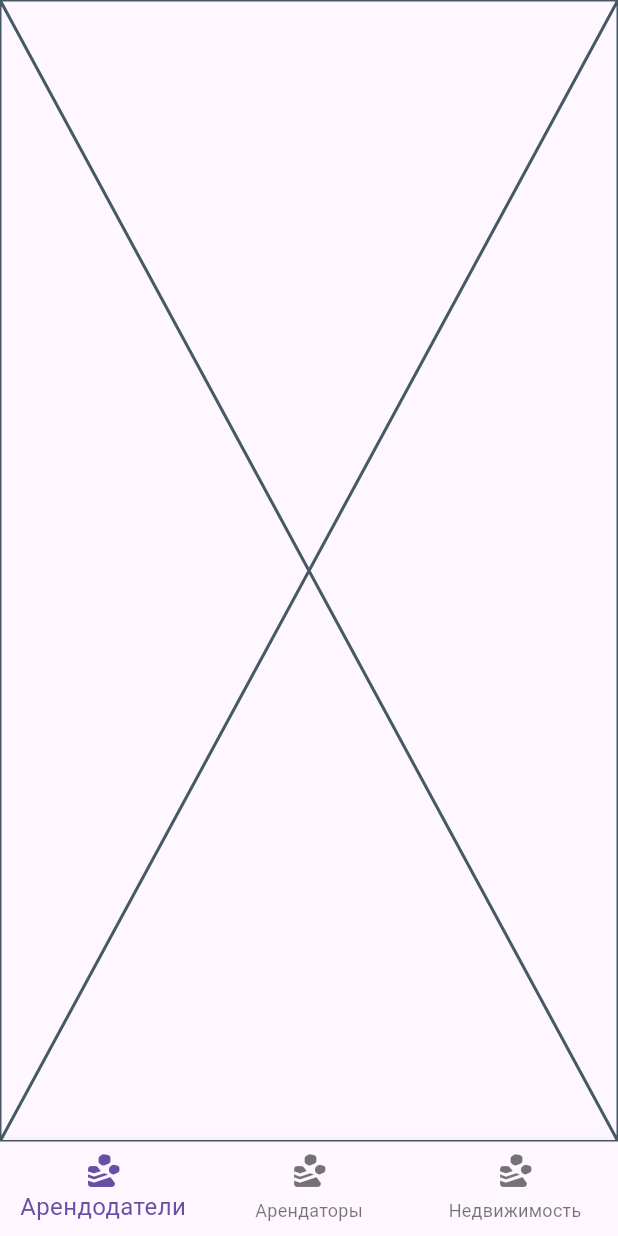
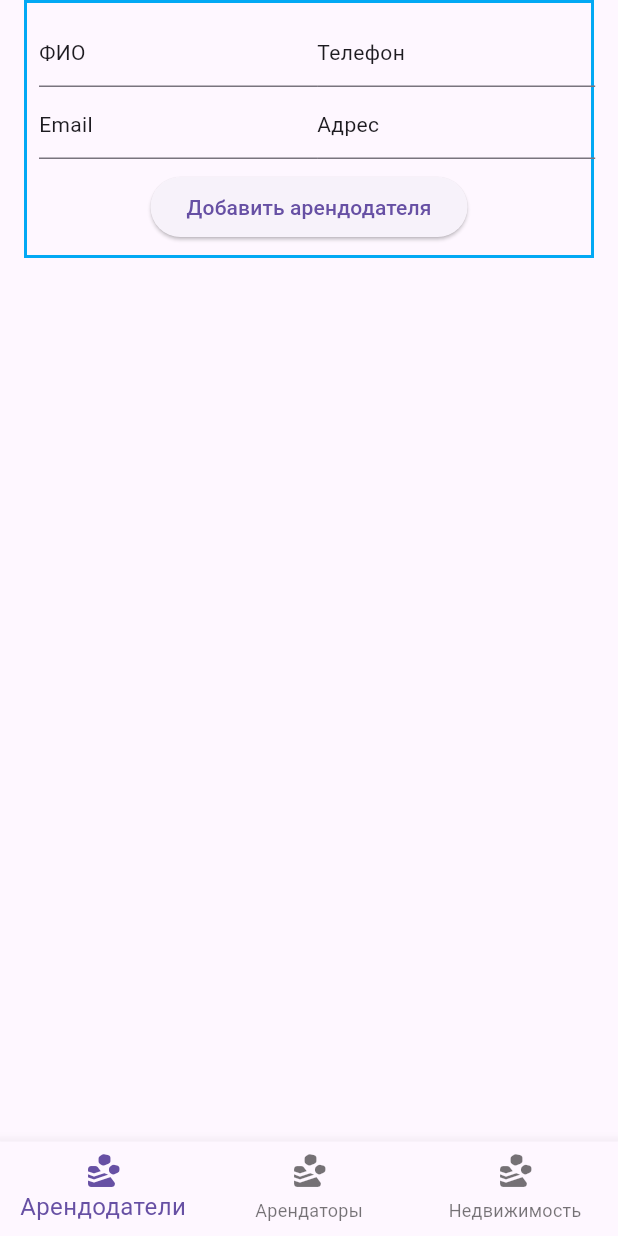
Before and after one commit to Jacoai/real_estate_agency, a Flutter app: the screen it shows after launch, on a phone screen of 412 x 824 dp. Run offline on Flutter 3.47's test engine with Material 3 defaults, Android fonts, the phone set to English and light mode, and no system bars; our stand-ins replace bloc, drift, flutter_bloc, go_router; accounts and stored records are empty; generated files the repository leaves out were written again; statements that could not run were skipped.

Commit message:
add adding and deleting landlords

```diff
--- /dev/null
+++ b/devtools_options.yaml
@@ -0,0 +1,3 @@
+description: This file stores settings for Dart & Flutter DevTools.
+documentation: https://docs.flutter.dev/tools/devtools/extensions#configure-extension-enablement-states
+extensions:
--- a/lib/feature/landlords/presentation/bloc/landlord_page_bloc.dart
+++ b/lib/feature/landlords/presentation/bloc/landlord_page_bloc.dart
@@ -1,15 +1,20 @@
 import 'dart:async';
 
 import 'package:bloc/bloc.dart';
+import 'package:real_estate_agency/core/database/database.dart';
 import 'package:real_estate_agency/feature/landlords/models/landlord.dart';
 import 'package:real_estate_agency/main.dart';
+import 'package:uuid/uuid.dart';
 
 part 'landlord_page_event.dart';
 part 'landlord_page_state.dart';
 
 class LandlordPageBloc extends Bloc<LandlordPageEvent, LandlordPageState> {
+  Uuid uuid = Uuid();
   LandlordPageBloc() : super(LandlordPageState()) {
     on<LandlordPageOpenedEvent>(_landlordPageOpenedEvent);
+    on<AddLandlordEvent>(_addLandlordEvent);
+    on<DeleteLandlordEvent>(_deleteLandlordEvent);
   }
 
   FutureOr<void> _landlordPageOpenedEvent(
@@ -31,4 +36,29 @@ class LandlordPageBloc extends Bloc<LandlordPageEvent, LandlordPageState> {
       onData: (data) => emit(state.copyWith(landlords: data)),
     );
   }
+
+  FutureOr<void> _addLandlordEvent(
+    AddLandlordEvent event,
+    Emitter<LandlordPageState> emit,
+  ) async {
+    await database
+        .into(database.landlordTable)
+        .insert(
+          LandlordTableCompanion.insert(
+            id: uuid.v1(),
+            name: event.name,
+            phone: event.phone,
+            email: event.email,
+          ),
+        );
+  }
+
+  FutureOr<void> _deleteLandlordEvent(
+    DeleteLandlordEvent event,
+    Emitter<LandlordPageState> emit,
+  ) async {
+    await (database.delete(
+      database.landlordTable,
+    )..where((tbl) => tbl.id.equals(event.id))).go();
+  }
 }
--- a/lib/feature/landlords/presentation/bloc/landlord_page_event.dart
+++ b/lib/feature/landlords/presentation/bloc/landlord_page_event.dart
@@ -3,3 +3,21 @@ part of 'landlord_page_bloc.dart';
 sealed class LandlordPageEvent {}
 
 class LandlordPageOpenedEvent extends LandlordPageEvent {}
+
+class AddLandlordEvent extends LandlordPageEvent {
+  final String name;
+  final String phone;
+  final String email;
+  final String? adress;
+  AddLandlordEvent({
+    required this.name,
+    required this.email,
+    required this.phone,
+    this.adress,
+  });
+}
+
+class DeleteLandlordEvent extends LandlordPageEvent {
+  final String id;
+  DeleteLandlordEvent({required this.id});
+}
--- a/lib/feature/landlords/presentation/landlord_page_view.dart
+++ b/lib/feature/landlords/presentation/landlord_page_view.dart
@@ -1,10 +1,117 @@
 import 'package:flutter/material.dart';
+import 'package:flutter_bloc/flutter_bloc.dart';
+import 'package:real_estate_agency/feature/landlords/presentation/bloc/landlord_page_bloc.dart';
+import 'package:real_estate_agency/feature/landlords/presentation/widgets/organization_card.dart';
 
-class LandlordPageView extends StatelessWidget {
+class LandlordPageView extends StatefulWidget {
   const LandlordPageView({super.key});
 
   @override
+  State<LandlordPageView> createState() => _LandlordPageViewState();
+}
+
+class _LandlordPageViewState extends State<LandlordPageView> {
+  final _bloc = LandlordPageBloc();
+  final TextEditingController nameColtroller = TextEditingController();
+  final TextEditingController phoneColtroller = TextEditingController();
+  final TextEditingController emailColtroller = TextEditingController();
+  final TextEditingController adressColtroller = TextEditingController();
+
+  @override
   Widget build(BuildContext context) {
-    return const Placeholder();
+    double width = MediaQuery.of(context).size.width;
+    return Scaffold(
+      body: BlocProvider(
+        create: (context) => _bloc..add(LandlordPageOpenedEvent()),
+        child: Padding(
+          padding: EdgeInsetsGeometry.symmetric(horizontal: 16),
+          child: Column(
+            children: [
+              Container(
+                padding: EdgeInsets.all(8),
+                decoration: BoxDecoration(
+                  border: Border.all(color: Colors.lightBlue, width: 2),
+                ),
+                child: Column(
+                  children: [
+                    Row(
+                      mainAxisAlignment: MainAxisAlignment.spaceBetween,
+                      children: [
+                        SizedBox(
+                          width: width * 0.45,
+                          child: TextField(
+                            controller: nameColtroller,
+                            decoration: InputDecoration(hint: Text("ФИО")),
+                          ),
+                        ),
+                        SizedBox(
+                          width: width * 0.45,
+                          child: TextField(
+                            controller: phoneColtroller,
+                            decoration: InputDecoration(hint: Text("Телефон")),
+                          ),
+                        ),
+                      ],
+                    ),
+                    Row(
+                      mainAxisAlignment: MainAxisAlignment.spaceBetween,
+                      children: [
+                        SizedBox(
+                          width: width * 0.45,
+                          child: TextField(
+                            controller: emailColtroller,
+                            decoration: InputDecoration(hint: Text("Email")),
+                          ),
+                        ),
+                        SizedBox(
+                          width: width * 0.45,
+                          child: TextField(
+                            controller: adressColtroller,
+                            decoration: InputDecoration(hint: Text("Адрес")),
+                          ),
+                        ),
+                      ],
+                    ),
+                    SizedBox(height: 8),
+                    ElevatedButton(
+                      onPressed: () => _bloc.add(
+                        AddLandlordEvent(
+                          email: emailColtroller.text,
+                          name: nameColtroller.text,
+                          phone: phoneColtroller.text,
+                          adress: adressColtroller.text,
+                        ),
+                      ),
+                      child: Text("Добавить арендодателя"),
+                    ),
+                  ],
+                ),
+              ),
+              SizedBox(height: 16),
+              Expanded(
+                child: BlocBuilder<LandlordPageBloc, LandlordPageState>(
+                  builder: (context, state) => Wrap(
+                    spacing: 15,
+                    runSpacing: 15,
+                    children: [
+                      for (int i = 0; i < state.landlords.length; i++)
+                        OrganizationCard(
+                          id: state.landlords[i].id,
+                          name: state.landlords[i].name,
+                          email: state.landlords[i].email,
+                          phone: state.landlords[i].phone,
+                          adress: state.landlords[i].adress,
+                          onDelete: ({required id}) =>
+                              _bloc.add(DeleteLandlordEvent(id: id)),
+                        ),
+                    ],
+                  ),
+                ),
+              ),
+            ],
+          ),
+        ),
+      ),
+    );
   }
 }
--- a/pubspec.yaml
+++ b/pubspec.yaml
@@ -16,6 +16,7 @@ dependencies:
   go_router: ^17.0.1
   path: ^1.9.1
   path_provider: ^2.1.5
+  uuid: ^4.5.2
 
 dev_dependencies:
   flutter_test:
```
Also changed, not shown: pubspec.lock.
